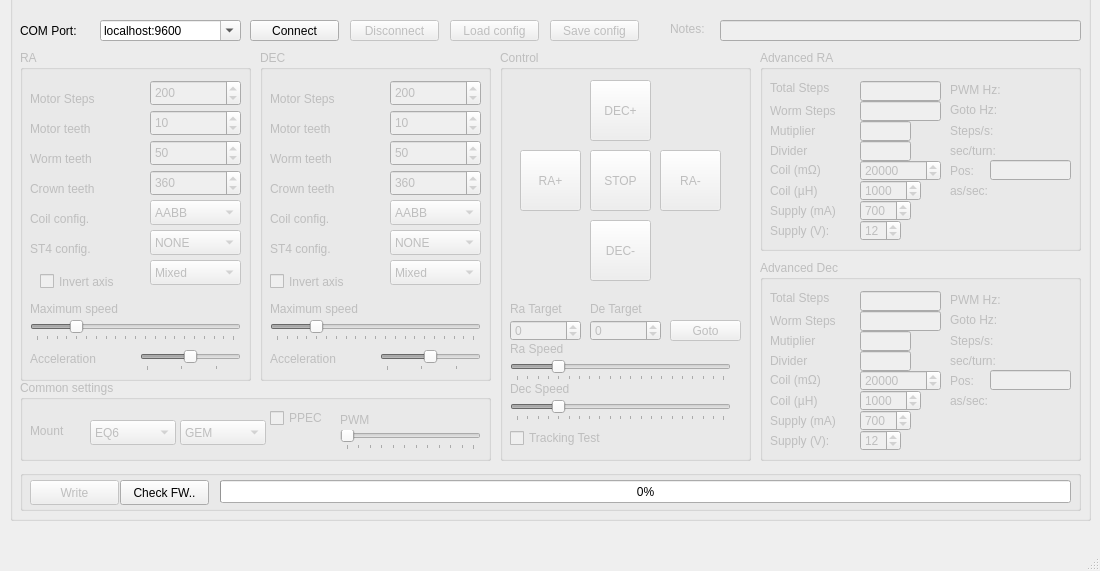
The window that mainwindow.ui (ahp-electronics/gt-configurator) describes before a commit, drawn with Qt 5.
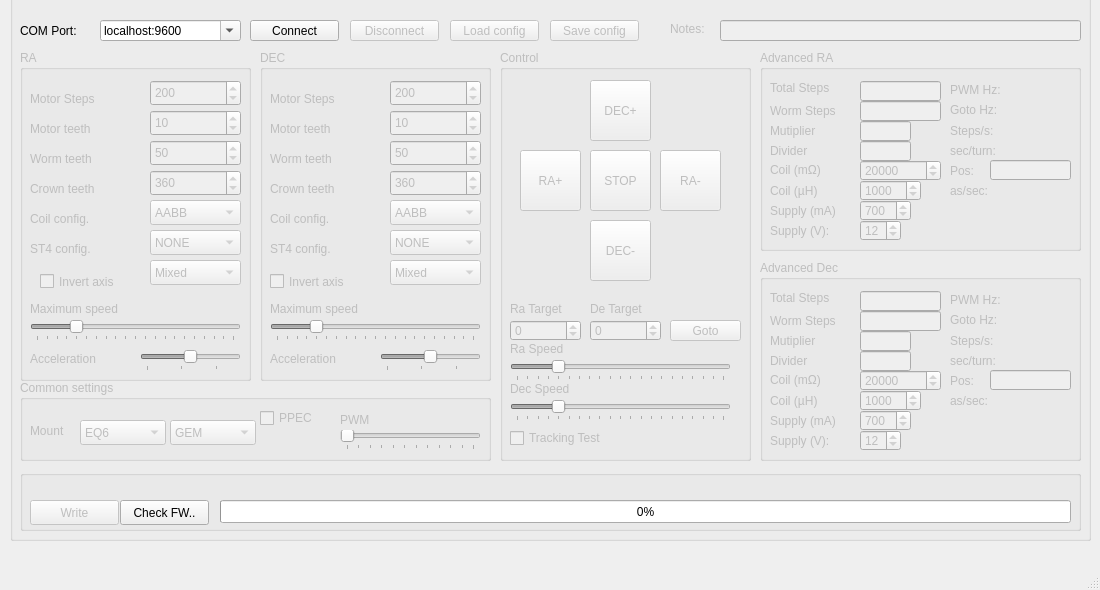
The same window after the commit.

The edit to the form file:
```diff
--- a/mainwindow.ui
+++ b/mainwindow.ui
@@ -7,7 +7,7 @@
     <x>0</x>
     <y>0</y>
     <width>1100</width>
-    <height>571</height>
+    <height>590</height>
    </rect>
   </property>
   <widget class="QWidget" name="centralwidget">
@@ -20,7 +20,7 @@
       <x>10</x>
       <y>-10</y>
       <width>1081</width>
-      <height>531</height>
+      <height>551</height>
      </rect>
     </property>
     <property name="title">
@@ -375,7 +375,7 @@
        <x>10</x>
        <y>480</y>
        <width>1061</width>
-       <height>41</height>
+       <height>61</height>
       </rect>
      </property>
      <property name="title">
@@ -388,7 +388,7 @@
       <property name="geometry">
        <rect>
         <x>10</x>
-        <y>10</y>
+        <y>30</y>
         <width>89</width>
         <height>25</height>
        </rect>
@@ -401,7 +401,7 @@
       <property name="geometry">
        <rect>
         <x>200</x>
-        <y>10</y>
+        <y>30</y>
         <width>851</width>
         <height>23</height>
        </rect>
@@ -414,7 +414,7 @@
       <property name="geometry">
        <rect>
         <x>100</x>
-        <y>10</y>
+        <y>30</y>
         <width>89</width>
         <height>25</height>
        </rect>
@@ -1048,7 +1048,7 @@
      <widget class="QComboBox" name="MountType">
       <property name="geometry">
        <rect>
-        <x>70</x>
+        <x>60</x>
         <y>40</y>
         <width>86</width>
         <height>25</height>
@@ -1119,9 +1119,9 @@
       <property name="geometry">
        <rect>
         <x>320</x>
-        <y>30</y>
+        <y>29</y>
         <width>131</width>
-        <height>20</height>
+        <height>21</height>
        </rect>
       </property>
       <property name="text">
@@ -1156,7 +1156,7 @@
      <widget class="QComboBox" name="MountStyle">
       <property name="geometry">
        <rect>
-        <x>160</x>
+        <x>150</x>
         <y>40</y>
         <width>86</width>
         <height>25</height>
@@ -1181,7 +1181,7 @@
      <widget class="QCheckBox" name="PPEC">
       <property name="geometry">
        <rect>
-        <x>250</x>
+        <x>240</x>
         <y>30</y>
         <width>61</width>
         <height>16</height>
```
